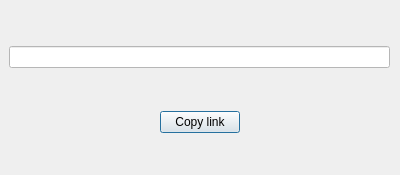
Above: client/ShareUri.ui from anphetamina/CoText before the change. Below: the same form after it.
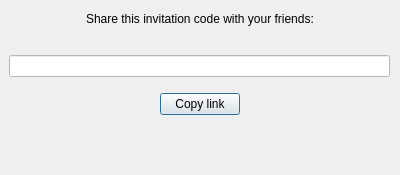
That is the form after the change.

What changed in the file:
```diff
--- a/client/ShareUri.ui
+++ b/client/ShareUri.ui
@@ -44,15 +44,55 @@
     </rect>
    </property>
    <layout class="QVBoxLayout" name="verticalLayout">
+    <item>
+     <layout class="QHBoxLayout" name="horizontalLayout_2">
+      <item>
+       <spacer name="horizontalSpacer_4">
+        <property name="orientation">
+         <enum>Qt::Horizontal</enum>
+        </property>
+        <property name="sizeHint" stdset="0">
+         <size>
+          <width>40</width>
+          <height>20</height>
+         </size>
+        </property>
+       </spacer>
+      </item>
+      <item>
+       <widget class="QLabel" name="label">
+        <property name="text">
+         <string>Share this invitation code with your friends:</string>
+        </property>
+       </widget>
+      </item>
+      <item>
+       <spacer name="horizontalSpacer_3">
+        <property name="orientation">
+         <enum>Qt::Horizontal</enum>
+        </property>
+        <property name="sizeHint" stdset="0">
+         <size>
+          <width>40</width>
+          <height>20</height>
+         </size>
+        </property>
+       </spacer>
+      </item>
+     </layout>
+    </item>
     <item>
      <spacer name="verticalSpacer_2">
       <property name="orientation">
        <enum>Qt::Vertical</enum>
       </property>
+      <property name="sizeType">
+       <enum>QSizePolicy::Fixed</enum>
+      </property>
       <property name="sizeHint" stdset="0">
        <size>
         <width>20</width>
-        <height>40</height>
+        <height>20</height>
        </size>
       </property>
      </spacer>
@@ -65,10 +105,13 @@
       <property name="orientation">
        <enum>Qt::Vertical</enum>
       </property>
+      <property name="sizeType">
+       <enum>QSizePolicy::Fixed</enum>
+      </property>
       <property name="sizeHint" stdset="0">
        <size>
         <width>20</width>
-        <height>40</height>
+        <height>10</height>
        </size>
       </property>
      </spacer>
```
